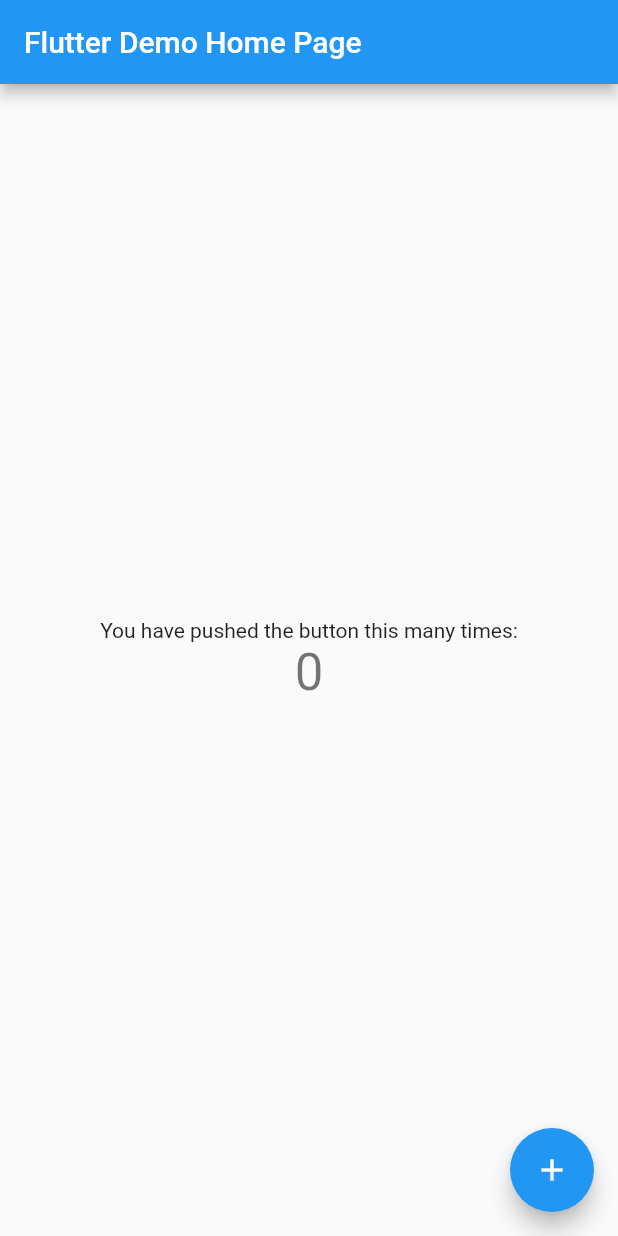
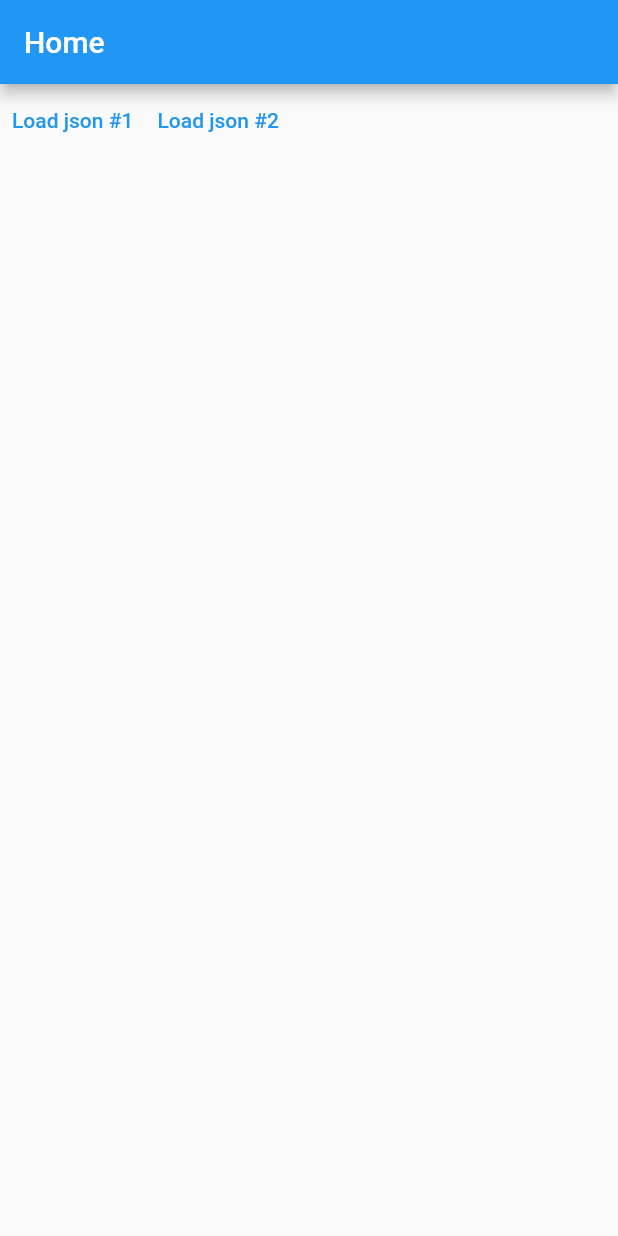
Before and after one commit to Naveenchand06/Flutter-StateManagement-Bloc, a Flutter app: the screen it shows after launch, on a phone screen of 412 x 824 dp. Run offline on Flutter 3.47's test engine with Material 2 defaults, Android fonts, the phone set to English and light mode, and no system bars; our stand-ins replace bloc, flutter_bloc.

Commit message:
Bloc-Load JSON example

```diff
--- a/lib/main.dart
+++ b/lib/main.dart
@@ -1,115 +1,199 @@
+import 'dart:convert';
+import 'dart:io';
+
+import "package:bloc/bloc.dart";
 import 'package:flutter/material.dart';
+import 'package:flutter_bloc/flutter_bloc.dart';
+import 'dart:developer' as devtools show log;
+
+extension Log on Object {
+  void log() => devtools.log(toString());
+}
 
 void main() {
-  runApp(const MyApp());
+  runApp(
+    MaterialApp(
+      debugShowCheckedModeBanner: false,
+      title: 'Flutter',
+      theme: ThemeData(
+        primarySwatch: Colors.blue,
+      ),
+      home: BlocProvider(
+        create: ((_) => PersonsBloc()),
+        child: const HomePage(),
+      ),
+    ),
+  );
 }
 
-class MyApp extends StatelessWidget {
-  const MyApp({Key? key}) : super(key: key);
+// -> Bloc requires an action as a input
+// The reason for creating a abstract class is
+// |-> Bloc's genrenic type expects one event or one action type
+// |-> Thats why we have this abstract class
+// |-> Abstract class cannot be initialized,
+// \-> classes which extends this abstract class are proper event or proper action
 
-  // This widget is the root of your application.
+// @immutable
+// |-> Used to annotate a class C. Indicates that C and all subtypes of C must be immutable.
+
+@immutable
+abstract class LoadAction {
+  const LoadAction();
+}
+
+@immutable
+class LoadPersonsAction implements LoadAction {
+  final PersonUrl url;
+
+  const LoadPersonsAction({required this.url}) : super();
+}
+
+enum PersonUrl {
+  persons1,
+  persons2,
+}
+
+// const Iterable<String> name = ['foo', 'bar'];
+extension UrlString on PersonUrl {
+  String get urlString {
+    switch (this) {
+      case PersonUrl.persons1:
+        return 'http://192.168.1.6:5500/api/persons1.json';
+      case PersonUrl.persons2:
+        return 'http://192.168.1.6:5500/api/persons2.json';
+    }
+  }
+}
+
+@immutable
+class Person {
+  final String name;
+  final int age;
+
+  // const Person({
+  //   required this.name,
+  //   required this.age,
+  // });
+
+  Person.fromJson(Map<String, dynamic> json)
+      : name = json['name'] as String,
+        age = json['age'] as int;
+
+  @override
+  String toString() {
+    return 'Person(name: $name, age: $age)';
+  }
+}
+
+Future<Iterable<Person>> getPersons(String url) => HttpClient()
+    .getUrl(Uri.parse(url)) // Requestion goes
+    .then((req) => req.close()) // Request goes here and becomes Response
+    .then((resp) =>
+        resp.transform(utf8.decoder).join()) // Response becomes a String
+    .then((str) => json.decode(str) as List<dynamic>) // String becomes list
+    .then((list) => list.map((e) => Person.fromJson(e))); // List becomes Person
+
+@immutable
+class FetchResult {
+  final Iterable<Person> persons;
+  final bool isRetrievedFromCache;
+  const FetchResult({
+    required this.persons,
+    required this.isRetrievedFromCache,
+  });
+
+  @override
+  String toString() =>
+      'FetchResult (isRetrievedFromCache = $isRetrievedFromCache, person = $persons)';
+}
+
+// Creating a Bloc with event and Action
+// Initialstate is null
+// We need a cache in bloc
+class PersonsBloc extends Bloc<LoadAction, FetchResult?> {
+  final Map<PersonUrl, Iterable<Person>> _cache = {};
+  PersonsBloc() : super(null) {
+    // This on function comes inside constructor of a Bloc
+    // on functions has event type
+    on<LoadPersonsAction>((event, emit) async {
+      final url = event.url;
+      if (_cache.containsKey(url)) {
+        final cachedPersons = _cache[url]!;
+        final result =
+            FetchResult(persons: cachedPersons, isRetrievedFromCache: true);
+        emit(result);
+      } else {
+        final persons = await getPersons(url.urlString);
+        _cache[url] = persons;
+        final result =
+            FetchResult(persons: persons, isRetrievedFromCache: false);
+        emit(result);
+      }
+    });
+  }
+}
+
+extension Subscript<T> on Iterable<T> {
+  T? operator [](int index) => length > index ? elementAt(index) : null;
+}
+
+class HomePage extends StatelessWidget {
+  const HomePage({Key? key}) : super(key: key);
+
   @override
   Widget build(BuildContext context) {
-    return MaterialApp(
-      title: 'Flutter Demo',
-      theme: ThemeData(
-        // This is the theme of your application.
-        //
-        // Try running your application with "flutter run". You'll see the
-        // application has a blue toolbar. Then, without quitting the app, try
-        // changing the primarySwatch below to Colors.green and then invoke
-        // "hot reload" (press "r" in the console where you ran "flutter run",
-        // or simply save your changes to "hot reload" in a Flutter IDE).
-        // Notice that the counter didn't reset back to zero; the application
-        // is not restarted.
-        primarySwatch: Colors.blue,
+    return Scaffold(
+      appBar: AppBar(
+        title: const Text('Home'),
       ),
-      home: const MyHomePage(title: 'Flutter Demo Home Page'),
+      body: Column(
+        children: [
+          Row(
+            children: [
+              TextButton(
+                onPressed: () {
+                  context.read<PersonsBloc>().add(
+                        const LoadPersonsAction(url: PersonUrl.persons1),
+                      );
+                },
+                child: const Text('Load json #1'),
+              ),
+              TextButton(
+                onPressed: () {
+                  context.read<PersonsBloc>().add(
+                        const LoadPersonsAction(url: PersonUrl.persons2),
+                      );
+                },
+                child: const Text('Load json #2'),
+              ),
+            ],
+          ),
+          BlocBuilder<PersonsBloc, FetchResult?>(
+            buildWhen: (previous, current) {
+              return previous?.persons != current?.persons;
+            },
+            builder: (context, fetchResult) {
+              fetchResult?.log();
+
+              final persons = fetchResult?.persons;
+              if (persons == null) {
+                return const SizedBox();
+              }
+              return Expanded(
+                child: ListView.builder(
+                  itemCount: persons.length,
+                  itemBuilder: (context, index) {
+                    final person = persons[index]!;
+                    return ListTile(
+                      title: Text(person.name),
+                    );
+                  },
+                ),
+              );
+            },
+          ),
+        ],
+      ),
     );
   }
 }
-
-class MyHomePage extends StatefulWidget {
-  const MyHomePage({Key? key, required this.title}) : super(key: key);
-
-  // This widget is the home page of your application. It is stateful, meaning
-  // that it has a State object (defined below) that contains fields that affect
-  // how it looks.
-
-  // This class is the configuration for the state. It holds the values (in this
-  // case the title) provided by the parent (in this case the App widget) and
-  // used by the build method of the State. Fields in a Widget subclass are
-  // always marked "final".
-
-  final String title;
-
-  @override
-  State<MyHomePage> createState() => _MyHomePageState();
-}
-
-class _MyHomePageState extends State<MyHomePage> {
-  int _counter = 0;
-
-  void _incrementCounter() {
-    setState(() {
-      // This call to setState tells the Flutter framework that something has
-      // changed in this State, which causes it to rerun the build method below
-      // so that the display can reflect the updated values. If we changed
-      // _counter without calling setState(), then the build method would not be
-      // called again, and so nothing would appear to happen.
-      _counter++;
-    });
-  }
-
-  @override
-  Widget build(BuildContext context) {
-    // This method is rerun every time setState is called, for instance as done
-    // by the _incrementCounter method above.
-    //
-    // The Flutter framework has been optimized to make rerunning build methods
-    // fast, so that you can just rebuild anything that needs updating rather
-    // than having to individually change instances of widgets.
-    return Scaffold(
-      appBar: AppBar(
-        // Here we take the value from the MyHomePage object that was created by
-        // the App.build method, and use it to set our appbar title.
-        title: Text(widget.title),
-      ),
-      body: Center(
-        // Center is a layout widget. It takes a single child and positions it
-        // in the middle of the parent.
-        child: Column(
-          // Column is also a layout widget. It takes a list of children and
-          // arranges them vertically. By default, it sizes itself to fit its
-          // children horizontally, and tries to be as tall as its parent.
-          //
-          // Invoke "debug painting" (press "p" in the console, choose the
-          // "Toggle Debug Paint" action from the Flutter Inspector in Android
-          // Studio, or the "Toggle Debug Paint" command in Visual Studio Code)
-          // to see the wireframe for each widget.
-          //
-          // Column has various properties to control how it sizes itself and
-          // how it positions its children. Here we use mainAxisAlignment to
-          // center the children vertically; the main axis here is the vertical
-          // axis because Columns are vertical (the cross axis would be
-          // horizontal).
-          mainAxisAlignment: MainAxisAlignment.center,
-          children: <Widget>[
-            const Text(
-              'You have pushed the button this many times:',
-            ),
-            Text(
-              '$_counter',
-              style: Theme.of(context).textTheme.headline4,
-            ),
-          ],
-        ),
-      ),
-      floatingActionButton: FloatingActionButton(
-        onPressed: _incrementCounter,
-        tooltip: 'Increment',
-        child: const Icon(Icons.add),
-      ), // This trailing comma makes auto-formatting nicer for build methods.
-    );
-  }
-}
--- a/pubspec.yaml
+++ b/pubspec.yaml
@@ -3,7 +3,7 @@ description: A new Flutter project.
 
 # The following line prevents the package from being accidentally published to
 # pub.dev using `flutter pub publish`. This is preferred for private packages.
-publish_to: 'none' # Remove this line if you wish to publish to pub.dev
+publish_to: "none" # Remove this line if you wish to publish to pub.dev
 
 # The following defines the version and build number for your application.
 # A version number is three numbers separated by dots, like 1.2.43
@@ -30,10 +30,11 @@ dependencies:
   flutter:
     sdk: flutter
 
-
   # The following adds the Cupertino Icons font to your application.
   # Use with the CupertinoIcons class for iOS style icons.
   cupertino_icons: ^1.0.2
+  bloc: ^8.0.3
+  flutter_bloc: ^8.0.1
 
 dev_dependencies:
   flutter_test:
@@ -51,7 +52,6 @@ dev_dependencies:
 
 # The following section is specific to Flutter packages.
 flutter:
-
   # The following line ensures that the Material Icons font is
   # included with your application, so that you can use the icons in
   # the material Icons class.
```
Also changed, not shown: api/persons1.json (added, +14 -0 lines), api/persons2.json (added, +14 -0 lines), pubspec.lock.
